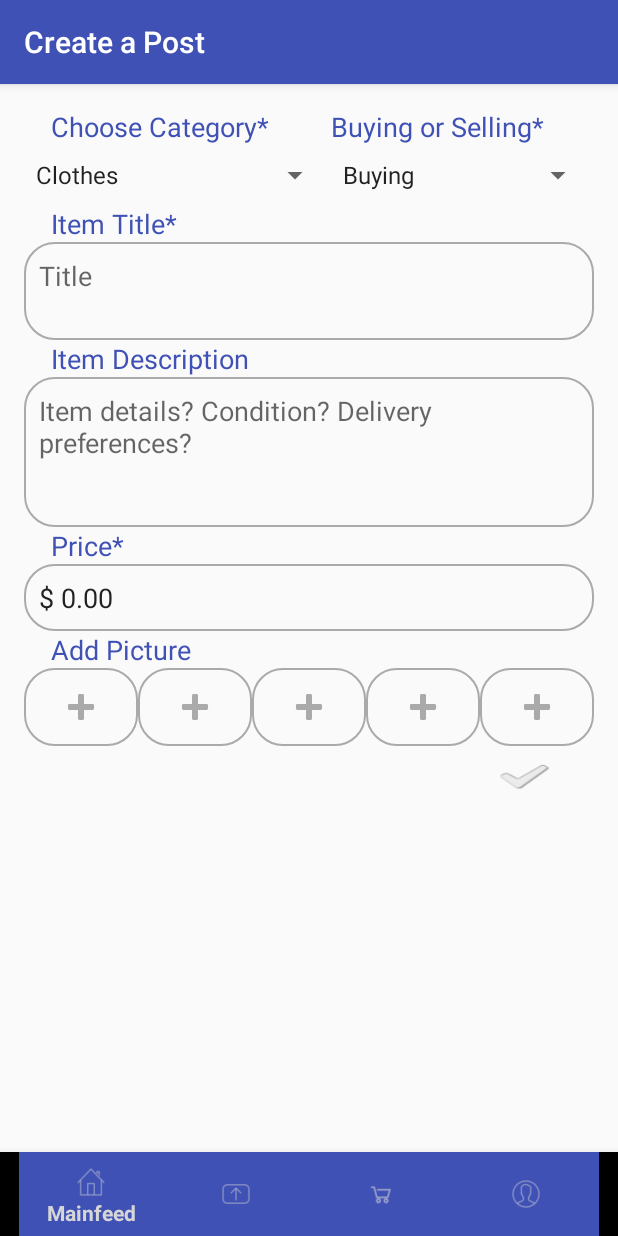
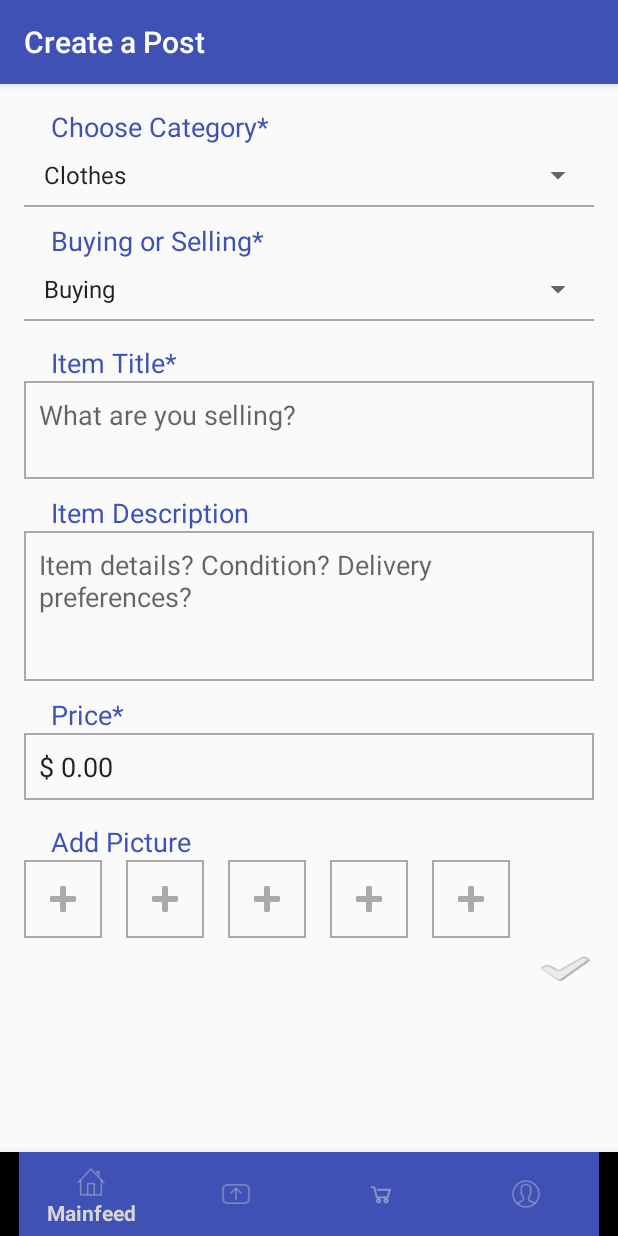
Before and after one commit to FrankSpitulski/TritonTrade, an Android app: the Create_Post screen opened directly, with no data from a screen before it, on a phone screen of 412 x 824 dp. Run offline under Robolectric (Android 15) with nearby library versions, the phone set to English and light mode, and no system bars; network calls fail.

Commit message:
Edited UI for create post

```diff
--- a/app/src/main/res/drawable/customborder2.xml
+++ b/app/src/main/res/drawable/customborder2.xml
@@ -1,6 +1,9 @@
 <?xml version="1.0" encoding="UTF-8"?>
 <shape xmlns:android="http://schemas.android.com/apk/res/android" android:shape="rectangle">
-    <corners android:radius="20dp"/>
-    <padding android:left="10dp" android:right="10dp" android:top="10dp" android:bottom="10dp"/>
+    <padding
+        android:bottom="10dp"
+        android:left="10dp"
+        android:right="10dp"
+        android:top="10dp" />
     <stroke android:width="1dp" android:color="#aaa"/>
 </shape>
--- a/app/src/main/res/layout/activity_create__post.xml
+++ b/app/src/main/res/layout/activity_create__post.xml
@@ -5,8 +5,9 @@
     android:id="@+id/activity_create__post"
     android:layout_width="match_parent"
     android:layout_height="match_parent"
-    tools:context="com.tmnt.tritontrade.view.Create_Post"
-    android:gravity="center">
+    android:gravity="center"
+    tools:context="com.tmnt.tritontrade.view.Create_Post">
+
 
     <android.support.design.widget.BottomNavigationView
         android:id="@+id/bottom_navigation"
@@ -26,6 +27,7 @@
         android:paddingRight="@dimen/activity_horizontal_margin"
         android:paddingTop="@dimen/activity_vertical_margin">
 
+
         <LinearLayout
             android:layout_width="match_parent"
             android:layout_height="wrap_content"
@@ -44,15 +46,9 @@
                 android:layout_height="wrap_content"
                 android:orientation="vertical">
 
-                <LinearLayout
-                    android:layout_width="match_parent"
-                    android:layout_height="match_parent"
-                    android:layout_weight="1"
-                    android:orientation="horizontal">
-
                 <TextView
                     android:id="@+id/categoryLabel"
-                        android:layout_width="190dp"
+                    android:layout_width="match_parent"
                     android:layout_height="match_parent"
                     android:layout_weight="1"
                     android:gravity="start"
@@ -62,35 +58,54 @@
                     android:textColor="@color/colorPrimary"
                     android:textSize="18sp" />
 
+                <Spinner
+                    android:id="@+id/categorySpinner"
+                    android:layout_width="match_parent"
+                    android:layout_height="40dp"
+                    android:layout_marginLeft="5dp"
+                    android:layout_weight="1" />
+
+
+                <View
+                    android:layout_width="wrap_content"
+                    android:layout_height="1dp"
+                    android:background="@android:color/darker_gray" />
+
+                <View
+                    android:layout_width="match_parent"
+                    android:layout_height="10dp"
+                    android:layout_weight="1" />
+
                 <TextView
                     android:id="@+id/optionLabel"
-                        android:layout_width="160dp"
+                    android:layout_width="match_parent"
                     android:layout_height="wrap_content"
                     android:layout_weight="1"
-                        android:text="Buying or Selling*"
+                    android:text="\t Buying or Selling*"
                     android:textAppearance="@style/TextAppearance.AppCompat.Large"
                     android:textColor="@color/colorPrimary"
                     android:textSize="18sp" />
-                </LinearLayout>
 
-                <LinearLayout
-                    android:layout_width="match_parent"
-                    android:layout_height="match_parent"
-                    android:layout_weight="1"
-                    android:orientation="horizontal">
-
-                    <Spinner
-                        android:id="@+id/categorySpinner"
-                        android:layout_width="190dp"
-                        android:layout_height="40dp"
-                        android:layout_weight="1" />
 
                 <Spinner
                     android:id="@+id/buyOrSellSpinner"
-                        android:layout_width="160dp"
+                    android:layout_width="match_parent"
                     android:layout_height="40dp"
+                    android:layout_marginLeft="5dp"
                     android:layout_weight="1" />
-                </LinearLayout>
+
+
+                <View
+                    android:layout_width="wrap_content"
+                    android:layout_height="1dp"
+                    android:background="@android:color/darker_gray" />
+
+
+                <View
+                    android:layout_width="match_parent"
+                    android:layout_height="15dp"
+                    android:layout_weight="1" />
+
 
                 <TextView
                     android:id="@+id/itemLabel"
@@ -101,6 +116,7 @@
                     android:textAppearance="@style/TextAppearance.AppCompat.Medium"
                     android:textColor="@color/colorPrimary" />
 
+
                 <EditText
                     android:id="@+id/itemTitleLabel"
                     android:layout_width="match_parent"
@@ -109,8 +125,14 @@
                     android:background="@drawable/customborder2"
                     android:ems="10"
                     android:gravity="top"
-                    android:hint="Title"
+                    android:hint="What are you selling?"
                     android:inputType="textMultiLine" />
+
+
+                <View
+                    android:layout_width="match_parent"
+                    android:layout_height="10dp"
+                    android:layout_weight="1" />
 
                 <TextView
                     android:id="@+id/descriptionLabel"
@@ -133,6 +155,11 @@
                     android:inputType="textMultiLine"
                     android:selectAllOnFocus="false" />
 
+                <View
+                    android:layout_width="match_parent"
+                    android:layout_height="10dp"
+                    android:layout_weight="1" />
+
                 <TextView
                     android:id="@+id/priceLabel"
                     android:layout_width="match_parent"
@@ -152,6 +179,11 @@
                     android:inputType="numberDecimal"
                     android:text="$ 0.00" />
 
+                <View
+                    android:layout_width="match_parent"
+                    android:layout_height="15dp"
+                    android:layout_weight="1" />
+
                 <TextView
                     android:id="@+id/pictureLabel"
                     android:layout_width="match_parent"
@@ -164,26 +196,29 @@
 
             </LinearLayout>
 
+
             <LinearLayout
                 android:id="@+id/pictureLayout"
                 android:layout_width="match_parent"
                 android:layout_height="wrap_content"
                 android:orientation="horizontal">
 
+
                 <ImageButton
                     android:id="@+id/imgButton1"
                     android:layout_width="wrap_content"
                     android:layout_height="wrap_content"
-                    android:layout_weight="1"
+                    android:layout_marginRight="16dp"
                     android:background="@drawable/customborder2"
                     android:tint="@android:color/darker_gray"
                     app:srcCompat="@android:drawable/ic_input_add" />
+
 
                 <ImageButton
                     android:id="@+id/imgButton2"
                     android:layout_width="wrap_content"
                     android:layout_height="wrap_content"
-                    android:layout_weight="1"
+                    android:layout_marginRight="16dp"
                     android:background="@drawable/customborder2"
                     android:text="Button"
                     android:tint="@android:color/darker_gray"
@@ -193,7 +228,7 @@
                     android:id="@+id/imgButton3"
                     android:layout_width="wrap_content"
                     android:layout_height="wrap_content"
-                    android:layout_weight="1"
+                    android:layout_marginRight="16dp"
                     android:background="@drawable/customborder2"
                     android:text="Button"
                     android:tint="@android:color/darker_gray"
@@ -203,7 +238,7 @@
                     android:id="@+id/imgButton4"
                     android:layout_width="wrap_content"
                     android:layout_height="wrap_content"
-                    android:layout_weight="1"
+                    android:layout_marginRight="16dp"
                     android:background="@drawable/customborder2"
                     android:text="Button"
                     android:tint="@android:color/darker_gray"
@@ -213,7 +248,6 @@
                     android:id="@+id/imgButton5"
                     android:layout_width="wrap_content"
                     android:layout_height="wrap_content"
-                    android:layout_weight="1"
                     android:background="@drawable/customborder2"
                     android:text="Button"
                     android:tint="@android:color/darker_gray"
@@ -229,8 +263,6 @@
                     android:layout_width="40dp"
                     android:layout_height="40dp"
                     android:layout_alignParentEnd="true"
-                    android:layout_centerVertical="true"
-                    android:layout_marginEnd="27dp"
                     android:background="?android:attr/textCheckMark"
                     android:backgroundTint="@android:color/black" />
 
```
Lines whose indentation alone changed are shown as unchanged.
